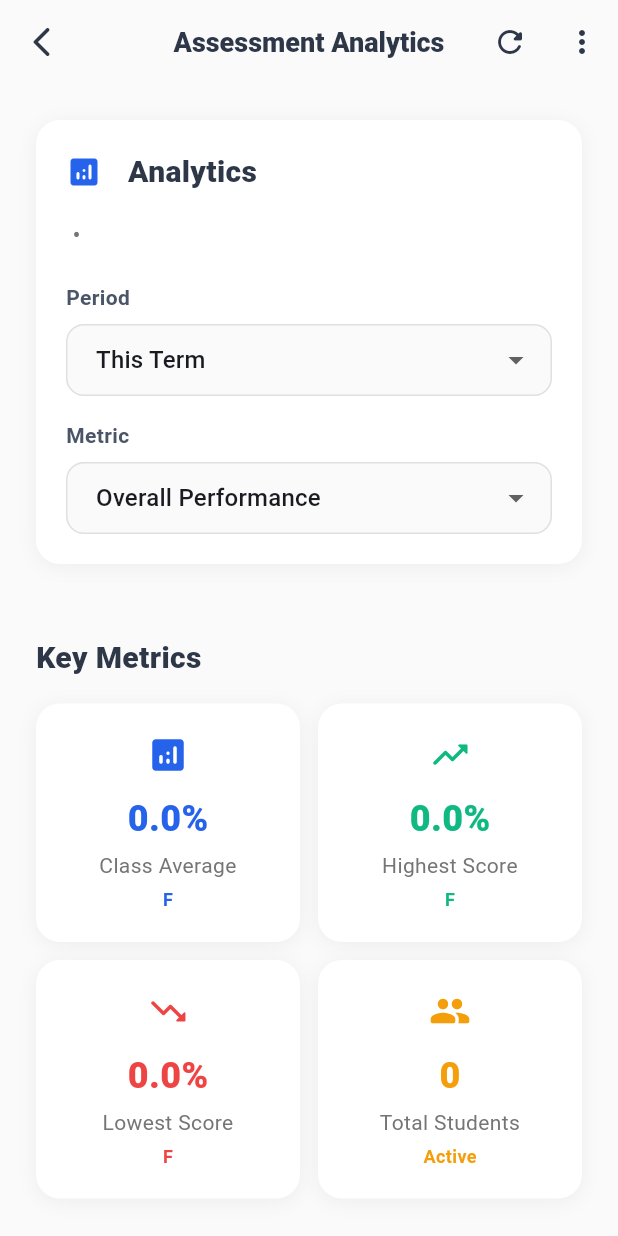
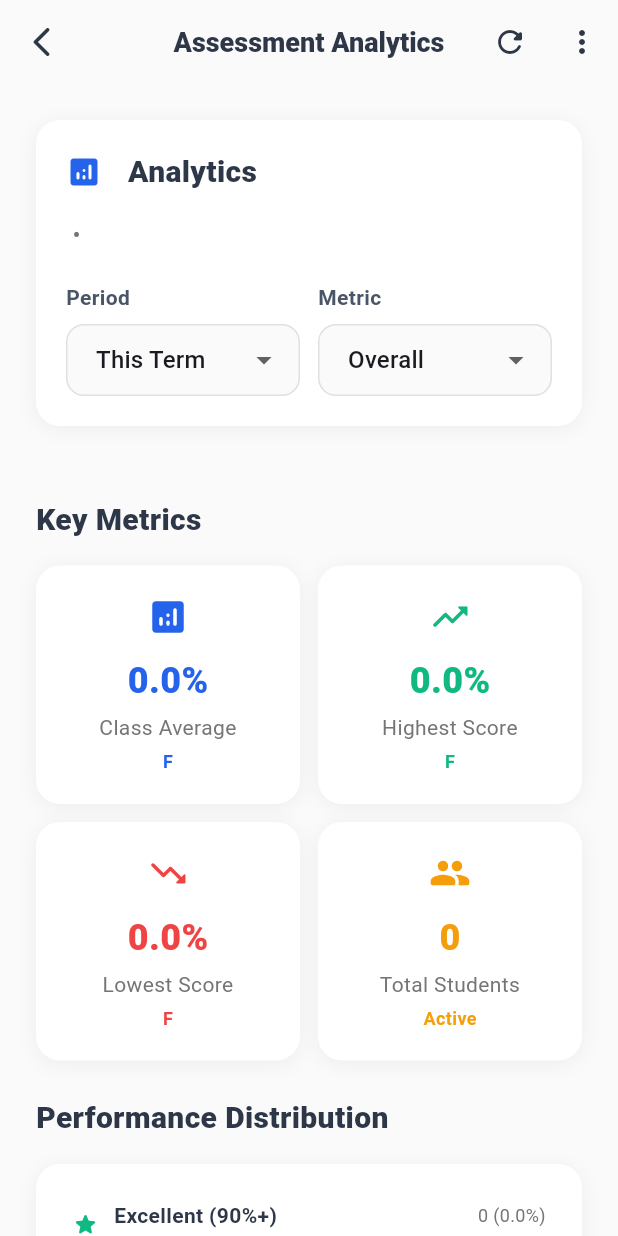
Before and after one commit to Neurobyte-Systems/sms_mobile, a Flutter app: the AssessmentAnalyticsScreen screen opened directly with empty values, on a phone screen of 412 x 824 dp. Run offline on Flutter 3.47's test engine with Material 3 defaults, Android fonts, the phone set to English and light mode, and no system bars.

Commit message:
Issues Fixed ✅ 1. Overflow Issues Resolved Help & Support Screen: Reduced font sizes and added text overflow handling for contact support options Student Details Screen: Made the progress trend chart more compact by reducing heights, font sizes, and spacing Assessment Analytics Screen: Already fixed dropdown layout issues New Assessment Screen: Already fixed time limit and dropdown overflow issues 2. Hero Tag Conflicts Resolved Added unique hero tags to all FloatingActionButtons across teacher screens Fixed potential conflicts when navigating between screens

```diff
--- a/lib/screens/teacher/assessment_analytics_screen.dart
+++ b/lib/screens/teacher/assessment_analytics_screen.dart
@@ -28,7 +28,7 @@ class _AssessmentAnalyticsScreenState extends State<AssessmentAnalyticsScreen>
   late Animation<Offset> _slideAnimation;
 
   String _selectedPeriod = 'This Term';
-  String _selectedMetric = 'Overall Performance';
+  String _selectedMetric = 'Overall';
 
   @override
   void initState() {
@@ -335,18 +335,26 @@ class _AssessmentAnalyticsScreenState extends State<AssessmentAnalyticsScreen>
             ),
           ),
           const SizedBox(height: 20),
-          _buildFilterDropdown(
+          Row(
+            children: [
+              Expanded(
+                child: _buildFilterDropdown(
                   'Period',
                   _selectedPeriod,
                   ['This Term', 'Last Term', 'This Year', 'Last Year'],
                   (value) => setState(() => _selectedPeriod = value!),
                 ),
-          const SizedBox(height: 16),
-          _buildFilterDropdown(
+              ),
+              const SizedBox(width: 12),
+              Expanded(
+                child: _buildFilterDropdown(
                   'Metric',
                   _selectedMetric,
-            ['Overall Performance', 'Individual Assessments', 'Participation', 'Attendance'],
+                  ['Overall', 'Assessments', 'Participation', 'Attendance'],
                   (value) => setState(() => _selectedMetric = value!),
+                ),
+              ),
+            ],
           ),
         ],
       ),
--- a/lib/screens/teacher/assignment_submissions_screen.dart
+++ b/lib/screens/teacher/assignment_submissions_screen.dart
@@ -774,6 +774,7 @@ class _AssignmentSubmissionsScreenState extends State<AssignmentSubmissionsScree
 
   Widget _buildFloatingActionButton() {
     return FloatingActionButton.extended(
+      heroTag: "assignment_submissions_fab",
       onPressed: _gradeAllSubmissions,
       backgroundColor: AppTheme.primaryColor,
       icon: const Icon(Icons.grade_rounded, color: Colors.white),
--- a/lib/screens/teacher/assignments_screen.dart
+++ b/lib/screens/teacher/assignments_screen.dart
@@ -816,6 +816,7 @@ class _AssignmentsScreenState extends State<AssignmentsScreen>
 
   Widget _buildFloatingActionButton() {
     return FloatingActionButton.extended(
+      heroTag: "assignments_fab",
       onPressed: _createAssignment,
       backgroundColor: AppTheme.primaryColor,
       icon: const Icon(Icons.add_rounded, color: Colors.white),
--- a/lib/screens/teacher/attendance_screen.dart
+++ b/lib/screens/teacher/attendance_screen.dart
@@ -875,6 +875,7 @@ class _AttendanceScreenState extends State<AttendanceScreen>
 
   Widget _buildFloatingActionButton() {
     return FloatingActionButton.extended(
+      heroTag: "attendance_fab",
       onPressed: _sendNotifications,
       backgroundColor: AppTheme.primaryColor,
       icon: const Icon(Icons.notifications_rounded, color: Colors.white),
--- a/lib/screens/teacher/class_details_screen.dart
+++ b/lib/screens/teacher/class_details_screen.dart
@@ -1325,6 +1325,7 @@ class _ClassDetailsScreenState extends State<ClassDetailsScreen>
     ];
 
     return FloatingActionButton.extended(
+      heroTag: "class_details_fab",
       onPressed: () => _showQuickActions(actions),
       backgroundColor: AppTheme.primaryColor,
       icon: const Icon(Icons.add_rounded, color: Colors.white),
--- a/lib/screens/teacher/classes_screen.dart
+++ b/lib/screens/teacher/classes_screen.dart
@@ -615,6 +615,7 @@ class _ClassesScreenState extends State<ClassesScreen>
 
   Widget _buildFloatingActionButton() {
     return FloatingActionButton.extended(
+      heroTag: "classes_fab",
       onPressed: _addClass,
       backgroundColor: AppTheme.teacherColor,
       icon: const Icon(Icons.add_rounded, color: Colors.white),
--- a/lib/screens/teacher/notes_screen.dart
+++ b/lib/screens/teacher/notes_screen.dart
@@ -922,6 +922,7 @@ class _NotesScreenState extends State<NotesScreen>
 
   Widget _buildFloatingActionButton() {
     return FloatingActionButton.extended(
+      heroTag: "notes_fab",
       onPressed: _createNewNote,
       backgroundColor: AppTheme.warningColor,
       icon: const Icon(Icons.add_rounded, color: Colors.white),
--- a/lib/screens/teacher/profile_screen.dart
+++ b/lib/screens/teacher/profile_screen.dart
@@ -1085,6 +1085,7 @@ class _ProfileScreenState extends State<ProfileScreen>
         return Transform.scale(
           scale: 1.0 + (_fabController.value * 0.1),
           child: FloatingActionButton.extended(
+            heroTag: "profile_fab",
             onPressed: _onFabPressed,
             backgroundColor: AppTheme.teacherColor,
             icon: const Icon(Icons.share_rounded, color: Colors.white),
--- a/lib/screens/teacher/schedule_screen.dart
+++ b/lib/screens/teacher/schedule_screen.dart
@@ -889,6 +889,7 @@ class _ScheduleScreenState extends State<ScheduleScreen>
 
   Widget _buildFloatingActionButton() {
     return FloatingActionButton.extended(
+      heroTag: "schedule_fab",
       onPressed: _addNewClass,
       backgroundColor: AppTheme.primaryColor,
       icon: const Icon(Icons.add_rounded, color: Colors.white),
```
Also changed, not shown: lib/screens/teacher/help_support_screen.dart (+7 -2 lines), lib/screens/teacher/new_assessment_screen.dart (+12 -6 lines), lib/screens/teacher/student_details_screen.dart (+14 -14 lines). Lines whose indentation alone changed are shown as unchanged.
